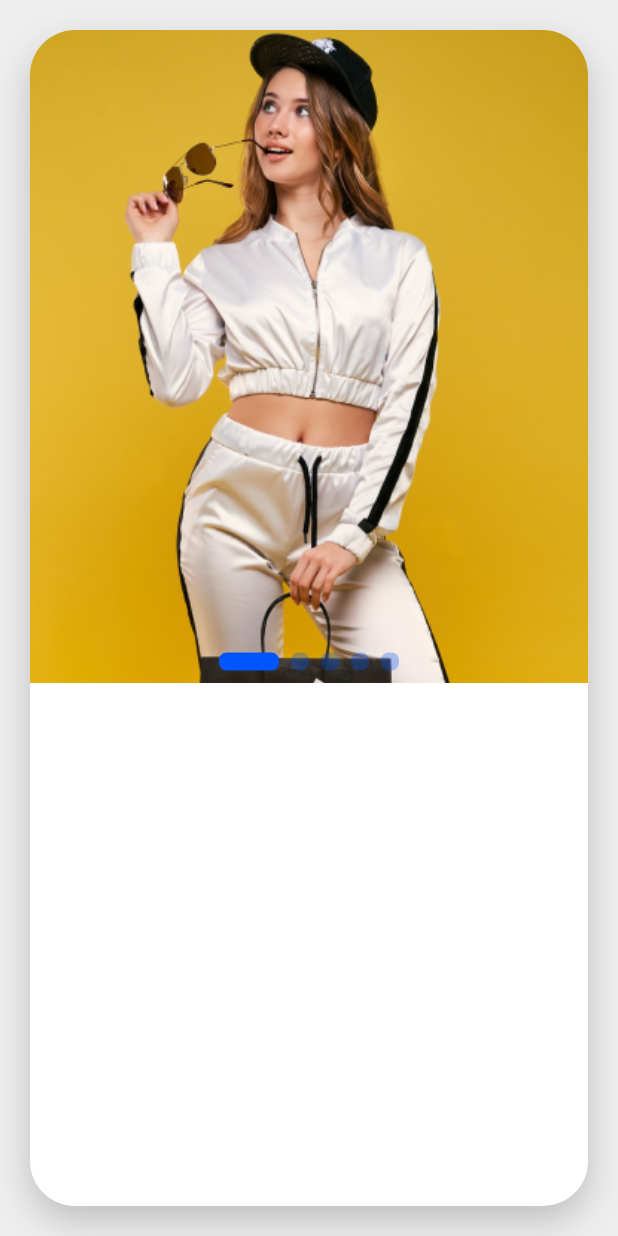
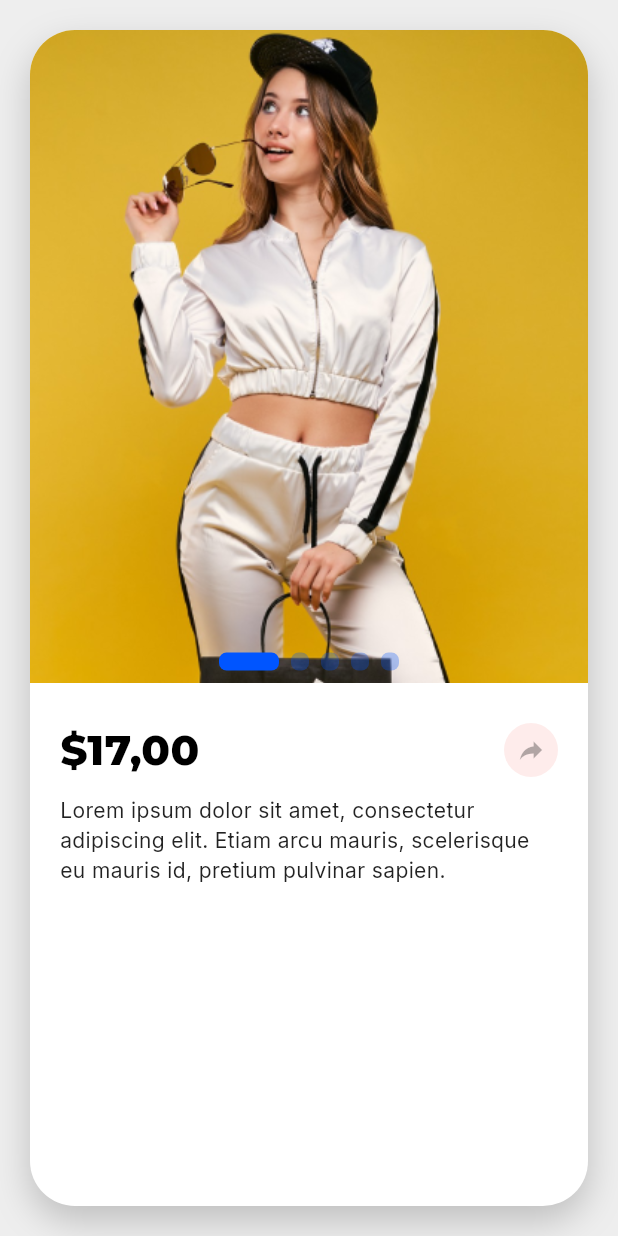
Before and after one commit to janelleenomar/midterm_exam, a Flutter app: the screen it shows after launch, on a phone screen of 412 x 824 dp. Run offline on Flutter 3.47's test engine with Material 3 defaults, Android fonts, the phone set to English and light mode, and no system bars; our stand-ins replace google_fonts.

Commit message:
add product description layout and integrate Google Fonts for typography
Co-authored-by: Copilot <copilot@github.com>

```diff
--- a/lib/main.dart
+++ b/lib/main.dart
@@ -1,4 +1,5 @@
 import 'package:flutter/material.dart';
+import 'package:google_fonts/google_fonts.dart';
 
 void main() {
   runApp(const MainApp());
@@ -13,6 +14,7 @@ class MainApp extends StatelessWidget {
       theme: ThemeData(
         useMaterial3: true,
         primaryColor: const Color(0xFF0055FF),
+        textTheme: GoogleFonts.interTextTheme(),
       ),
       home: Scaffold(
         backgroundColor: Colors.grey[200],
@@ -68,6 +70,54 @@ class MainApp extends StatelessWidget {
                           ),
                         ],
                       ),
+                      Padding(
+                        padding: const EdgeInsets.symmetric(
+                            horizontal: 20.0, vertical: 10.0),
+                        child: Column(
+                          crossAxisAlignment: CrossAxisAlignment.start,
+                          children: [
+                            Row(
+                              mainAxisAlignment: MainAxisAlignment.spaceBetween,
+                              children: [
+                                Text(
+                                  '\$17,00',
+                                  style: GoogleFonts.montserrat(
+                                    fontSize: 28,
+                                    fontWeight: FontWeight.w800,
+                                    color: Colors.black,
+                                  ),
+                                ),
+                                Container(
+                                  padding: const EdgeInsets.all(8),
+                                  decoration: BoxDecoration(
+                                    color: Colors.red.withValues(alpha: 0.1),
+                                    shape: BoxShape.circle,
+                                  ),
+                                  child: Transform.flip(
+                                    flipX: true,
+                                    child: Icon(
+                                      Icons.reply,
+                                      size: 20,
+                                      color:
+                                          Colors.black.withValues(alpha: 0.3),
+                                    ),
+                                  ),
+                                ),
+                              ],
+                            ),
+                            const SizedBox(height: 10),
+                            const Text(
+                              'Lorem ipsum dolor sit amet, consectetur '
+                              'adipiscing elit. Etiam arcu mauris, scelerisque '
+                              'eu mauris id, pretium pulvinar sapien.',
+                              style: TextStyle(
+                                fontSize: 14,
+                                color: Colors.black87,
+                              ),
+                            ),
+                          ],
+                        ),
+                      ),
                     ],
                   ),
                 ),
--- a/pubspec.yaml
+++ b/pubspec.yaml
@@ -9,6 +9,7 @@ environment:
 dependencies:
   flutter:
     sdk: flutter
+  google_fonts: ^8.0.2
 
 dev_dependencies:
   flutter_test:
```
Also changed, not shown: pubspec.lock, 2 other files.
